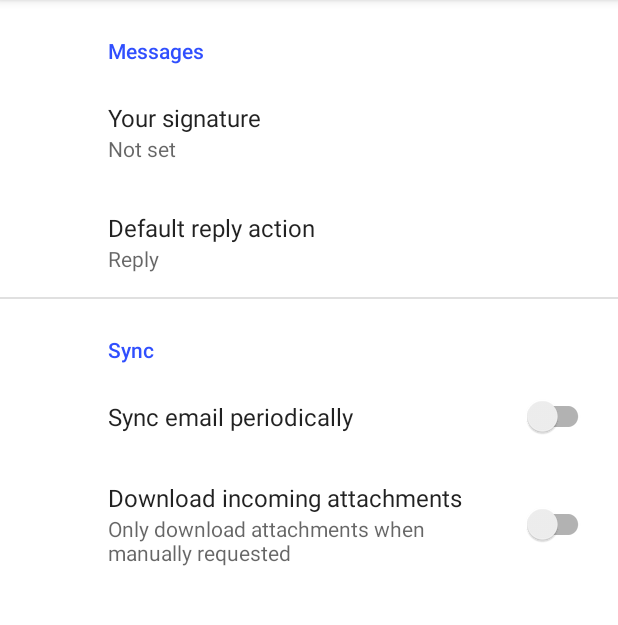
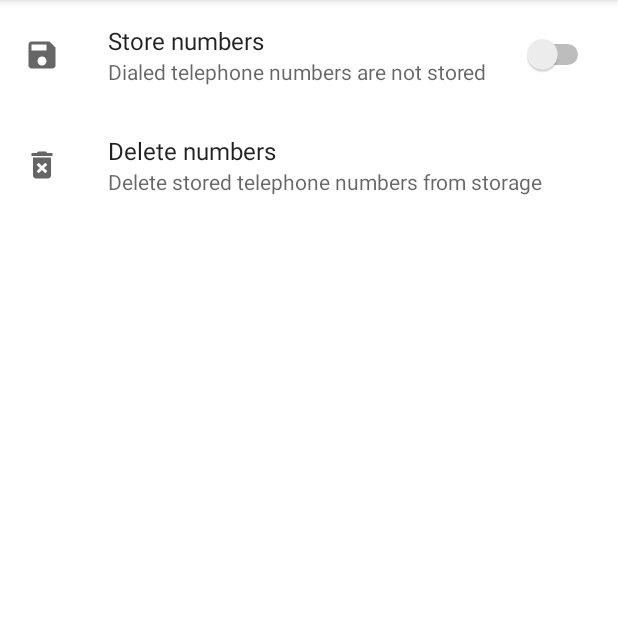
Before and after one commit to ChristoferHearne/Android-Dialer, an Android app: the screen it shows after launch (SettingsActivity), after a tap on "SETTINGS", on a phone screen of 412 x 824 dp, the part 84-709 px from its top. Run offline under Robolectric (Android 15) with nearby library versions, the phone set to English and light mode, and no system bars; our stand-ins replace androidx.preference.

Commit message:
Added overflow menu to DialActivity.java and MainActivity.java, takes the user to the Settings activity.

```diff
--- a/app/src/main/java/se/miun/chhe1903/dt031g/dialer/DialActivity.java
+++ b/app/src/main/java/se/miun/chhe1903/dt031g/dialer/DialActivity.java
@@ -1,8 +1,13 @@
 package se.miun.chhe1903.dt031g.dialer;
 
+import androidx.annotation.NonNull;
 import androidx.appcompat.app.AppCompatActivity;
 
+import android.content.Intent;
 import android.os.Bundle;
+import android.view.Menu;
+import android.view.MenuInflater;
+import android.view.MenuItem;
 
 public class DialActivity extends AppCompatActivity {
 
@@ -21,4 +26,19 @@ public class DialActivity extends AppCompatActivity {
             soundPlayer.destroy(); // I think this just creates a new instance of soundPlayer and then deletes it. Cant figure out how to destroy in the onclick without getting instance problems on first click.
         }
     }
+    @Override
+    public boolean onCreateOptionsMenu(@NonNull Menu menu) {
+        MenuInflater inflater = getMenuInflater();
+        inflater.inflate(R.menu.dial_menu, menu);
+        return true;
+    }
+
+    @Override
+    public boolean onOptionsItemSelected(@NonNull MenuItem item) {
+        switch(item.getItemId()){
+            case R.id.settings_item:
+                startActivity(new Intent(this, SettingsActivity.class));
+        }
+        return(super.onOptionsItemSelected(item));
+    }
 }
--- a/app/src/main/java/se/miun/chhe1903/dt031g/dialer/MainActivity.java
+++ b/app/src/main/java/se/miun/chhe1903/dt031g/dialer/MainActivity.java
@@ -7,6 +7,9 @@ import android.app.Dialog;
 import android.content.Intent;
 import android.os.Bundle;
 import android.util.Log;
+import android.view.Menu;
+import android.view.MenuInflater;
+import android.view.MenuItem;
 import android.view.View;
 import android.widget.Toast;
 import se.miun.chhe1903.dt031g.dialer.Util;
@@ -80,6 +83,21 @@ public class MainActivity extends AppCompatActivity {
        super.onRestoreInstanceState(savedInstanceState);
        savedInstanceState.getBoolean("AboutOpened");
    }
+    @Override
+    public boolean onCreateOptionsMenu(@NonNull Menu menu) {
+        MenuInflater inflater = getMenuInflater();
+        inflater.inflate(R.menu.dial_menu, menu);
+        return true;
+    }
+
+    @Override
+    public boolean onOptionsItemSelected(@NonNull MenuItem item) {
+        switch(item.getItemId()){
+            case R.id.settings_item:
+                startActivity(new Intent(this, SettingsActivity.class));
+        }
+        return(super.onOptionsItemSelected(item));
+    }
    private void importSoundFiles(){
         if (!Util.defaultVoiceExist(this)){
             Util.copyDefaultVoiceToInternalStorage(this);
--- /dev/null
+++ b/app/src/main/res/drawable/ic_baseline_delete_forever_24.xml
@@ -0,0 +1,10 @@
+<vector xmlns:android="http://schemas.android.com/apk/res/android"
+    android:width="24dp"
+    android:height="24dp"
+    android:viewportWidth="24"
+    android:viewportHeight="24"
+    android:tint="?attr/colorControlNormal">
+  <path
+      android:fillColor="@android:color/white"
+      android:pathData="M6,19c0,1.1 0.9,2 2,2h8c1.1,0 2,-0.9 2,-2L18,7L6,7v12zM8.46,11.88l1.41,-1.41L12,12.59l2.12,-2.12 1.41,1.41L13.41,14l2.12,2.12 -1.41,1.41L12,15.41l-2.12,2.12 -1.41,-1.41L10.59,14l-2.13,-2.12zM15.5,4l-1,-1h-5l-1,1L5,4v2h14L19,4z"/>
+</vector>
--- /dev/null
+++ b/app/src/main/res/drawable/ic_baseline_save_24.xml
@@ -0,0 +1,10 @@
+<vector xmlns:android="http://schemas.android.com/apk/res/android"
+    android:width="24dp"
+    android:height="24dp"
+    android:viewportWidth="24"
+    android:viewportHeight="24"
+    android:tint="?attr/colorControlNormal">
+  <path
+      android:fillColor="@android:color/white"
+      android:pathData="M17,3L5,3c-1.11,0 -2,0.9 -2,2v14c0,1.1 0.89,2 2,2h14c1.1,0 2,-0.9 2,-2L21,7l-4,-4zM12,19c-1.66,0 -3,-1.34 -3,-3s1.34,-3 3,-3 3,1.34 3,3 -1.34,3 -3,3zM15,9L5,9L5,5h10v4z"/>
+</vector>
--- a/app/src/main/res/layout/activity_main.xml
+++ b/app/src/main/res/layout/activity_main.xml
@@ -5,6 +5,7 @@
     android:layout_width="match_parent"
     android:layout_height="match_parent"
     tools:context="se.miun.chhe1903.dt031g.dialer.MainActivity">
+
 
     <LinearLayout
         android:layout_width="0dp"
--- /dev/null
+++ b/app/src/main/res/menu/dial_menu.xml
@@ -0,0 +1,5 @@
+<?xml version="1.0" encoding="utf-8"?>
+<menu xmlns:android="http://schemas.android.com/apk/res/android">
+    <item android:id="@+id/settings_item"
+        android:title="@string/settings_title" />
+</menu>
--- a/app/src/main/res/values/strings.xml
+++ b/app/src/main/res/values/strings.xml
@@ -24,14 +24,16 @@
     <string name="reply_title">Default reply action</string>
 
     <!-- Sync Preferences -->
-    <string name="sync_title">Sync email periodically</string>
-    <string name="attachment_title">Download incoming attachments</string>
-    <string name="attachment_summary_on">Automatically download attachments for incoming emails
-    </string>
-    <string name="attachment_summary_off">Only download attachments when manually requested</string>
     <string name="title_activity_maps">MapsActivity</string>
+    <string name="store_numbers_title">Store numbers</string>
+    <string name="store_numbers_summary_on">Dialed telephone numbers are stored so they at can be viewed later</string>
+    <string name="store_numbers_summary_off">Dialed telephone numbers are not stored</string>
+    <string name="delete_numbers_title">Delete numbers</string>
+    <string name="delete_numbers_summary">Delete stored telephone numbers from storage</string>
     <!-- About Dialog -->
     <string name="about_title">About</string>
     <string name="about_ok_button">OK</string>
     <string name="about_toast_message">You have already read the About-Dialog</string>
+    <!-- Menu Items -->
+    <string name="settings_title">Settings</string>
 </resources>
--- a/app/src/main/res/xml/root_preferences.xml
+++ b/app/src/main/res/xml/root_preferences.xml
@@ -1,35 +1,21 @@
-<PreferenceScreen xmlns:app="http://schemas.android.com/apk/res-auto">
+<PreferenceScreen xmlns:app="http://schemas.android.com/apk/res-auto"
+    xmlns:android="http://schemas.android.com/apk/res/android">
 
-    <PreferenceCategory app:title="@string/messages_header">
+    <PreferenceCategory>
 
-        <EditTextPreference
-            app:key="signature"
-            app:title="@string/signature_title"
-            app:useSimpleSummaryProvider="true" />
+        <SwitchPreference
+            app:key="store_numbers"
+            app:title="@string/store_numbers_title"
+            app:summaryOn="@string/store_numbers_summary_on"
+            app:summaryOff="@string/store_numbers_summary_off"
+            app:useSimpleSummaryProvider="true"
+            android:icon="@drawable/ic_baseline_save_24" />
 
-        <ListPreference
-            app:defaultValue="reply"
-            app:entries="@array/reply_entries"
-            app:entryValues="@array/reply_values"
-            app:key="reply"
-            app:title="@string/reply_title"
-            app:useSimpleSummaryProvider="true" />
-
-    </PreferenceCategory>
-
-    <PreferenceCategory app:title="@string/sync_header">
-
-        <SwitchPreferenceCompat
-            app:key="sync"
-            app:title="@string/sync_title" />
-
-        <SwitchPreferenceCompat
-            app:dependency="sync"
-            app:key="attachment"
-            app:summaryOff="@string/attachment_summary_off"
-            app:summaryOn="@string/attachment_summary_on"
-            app:title="@string/attachment_title" />
-
+        <Preference
+            app:title="@string/delete_numbers_title"
+            app:summary="@string/delete_numbers_summary"
+            android:icon="@drawable/ic_baseline_delete_forever_24"
+            />
     </PreferenceCategory>
 
 </PreferenceScreen>
```
